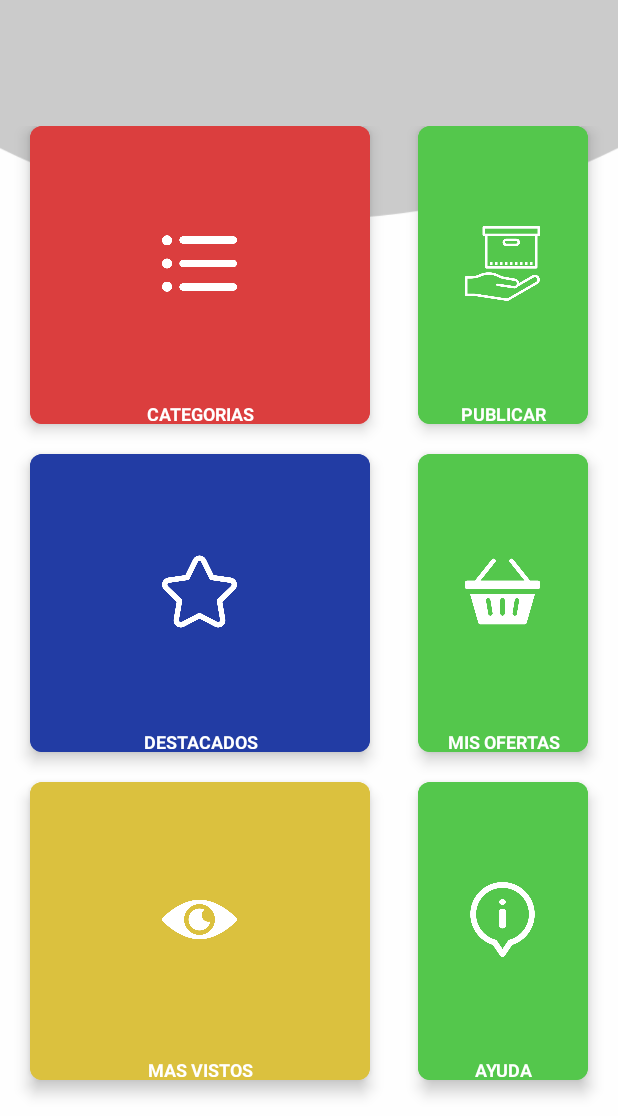
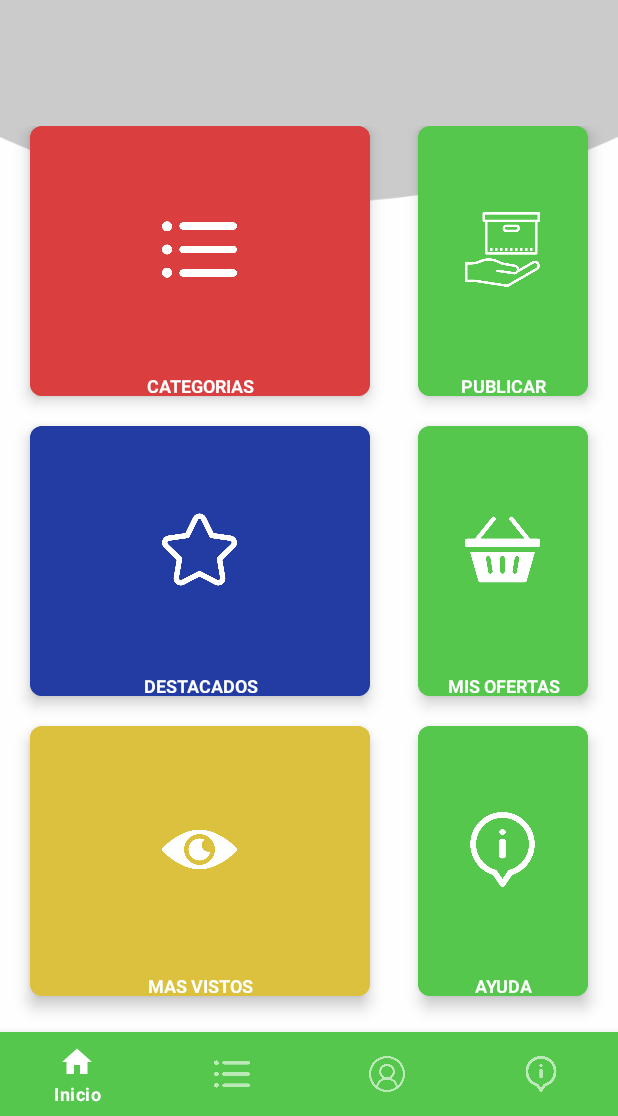
Before and after one commit to CabezasFive/Truekapp, an Android app: the screen it shows after launch (MainActivity), on a phone screen of 412 x 824 dp, the part 120-1236 px from its top. Run offline under Robolectric (Android 15) with nearby library versions, the phone set to English and light mode, and no system bars; our stand-ins replace Firebase (no records; nobody signed in at launch, a user with empty details on screens opened directly), navigation-ui.

Commit message:
Cambio de menu lateral a un BottonNavigation

```diff
--- a/app/src/main/java/com/cabezasfive/truekapp/MainActivity.java
+++ b/app/src/main/java/com/cabezasfive/truekapp/MainActivity.java
@@ -1,5 +1,6 @@
 package com.cabezasfive.truekapp;
 
+import androidx.annotation.NonNull;
 import androidx.appcompat.app.AppCompatActivity;
 import androidx.drawerlayout.widget.DrawerLayout;
 import androidx.navigation.NavController;
@@ -8,17 +9,15 @@ import androidx.navigation.ui.AppBarConfiguration;
 import androidx.navigation.ui.NavigationUI;
 
 
-
-import android.content.Intent;
-import android.content.res.Configuration;
-
 import android.os.Bundle;
 
+import android.view.MenuItem;
+import android.view.View;
 import android.widget.Button;
 import android.widget.ImageView;
 import android.widget.TextView;
 
-import com.google.android.material.navigation.NavigationView;
+import com.google.android.material.bottomnavigation.BottomNavigationView;
 import com.google.firebase.auth.FirebaseAuth;
 import com.google.firebase.database.DatabaseReference;
 import com.google.firebase.database.FirebaseDatabase;
@@ -29,7 +28,7 @@ public class MainActivity extends AppCompatActivity {
 
     // referencias a la navegacion
     DrawerLayout drawerLayout;
-    NavigationView navigationView;
+    BottomNavigationView bottomNavigationView;
 
     // Logo de usuario
     private ImageView btnUser;
@@ -54,7 +53,7 @@ public class MainActivity extends AppCompatActivity {
 
         // UI
         drawerLayout = findViewById(R.id.drawerLayout);
-        navigationView = findViewById(R.id.navView);
+        bottomNavigationView = findViewById(R.id.bottonNavView);
 
         mAppBarConfiguration = new AppBarConfiguration.Builder(
                 R.id.homeFragment, R.id.masVistosFragment)
@@ -62,8 +61,6 @@ public class MainActivity extends AppCompatActivity {
                 .build();
 
         NavController navController = Navigation.findNavController(this, R.id.fragment);
-//        NavigationUI.setupActionBarWithNavController(this, navController, mAppBarConfiguration );
-//        NavigationUI.setupWithNavController(navigationView, navController);
 
 
         logoHome=findViewById(R.id.logoToolbar);
@@ -76,7 +73,31 @@ public class MainActivity extends AppCompatActivity {
         databaseReference = FirebaseDatabase.getInstance().getReference();
         mAuth = FirebaseAuth.getInstance();
 
+        logoHome.setOnClickListener(new View.OnClickListener() {
+            @Override
+            public void onClick(View view) {
+                navController.navigate(R.id.homeFragment);
+            }
+        });
 
+
+        bottomNavigationView.setOnNavigationItemSelectedListener(new BottomNavigationView.OnNavigationItemSelectedListener() {
+            @Override
+            public boolean onNavigationItemSelected(@NonNull MenuItem item) {
+                switch (item.getItemId()){
+                    case R.id.nav_inicio:
+                        navController.navigate(R.id.homeFragment);
+                        return true;
+                    case R.id.nav_publicaciones:
+                        navController.navigate(R.id.masVistosFragment);
+                        return true;
+                    case R.id.nav_login:
+                        navController.navigate(R.id.loginFragment);
+                        return true;
+                }
+                return false;
+            }
+        });
 
 /*
         // Boton cerrar Sesion
@@ -105,174 +126,15 @@ public class MainActivity extends AppCompatActivity {
         getSupportFragmentManager().beginTransaction().add(R.id.contenido, new HomeFragment()).commit();
         setTitle("Home");
 
-        navigationView.setNavigationItemSelectedListener(this);
+
 
     }
 
 */
-        /*
-    @Override
-    public boolean onNavigationItemSelected(@NonNull MenuItem item) {
-        selectItemNav(item);
-        return true;
-    }
-
-
-    private void selectItemNav(MenuItem item) {
-
-        switch (item.getItemId()){
-            case R.id.nav_home:
-                ft = fm.beginTransaction();
-                ft.replace(R.id.contenido, new HomeFragment());
-                ft.addToBackStack(null);
-                break;
-            case R.id.nav_login:
-                ft = fm.beginTransaction();
-                ft.replace(R.id.contenido, new LoginFragment());
-                ft.addToBackStack(null);
-                break;
-            case R.id.nav_registro:
-                ft = fm.beginTransaction();
-                ft.replace(R.id.contenido, new RegistroFragment());
-                ft.addToBackStack(null);
-                break;
-            case R.id.nav_categorias:
-                ft = fm.beginTransaction();
-                ft.replace(R.id.contenido,new  CategoriasFragment());
-                ft.addToBackStack(null);
-                break;
-            case R.id.nav_destacados:
-                ft = fm.beginTransaction();
-                ft.replace(R.id.contenido,new DestacadosFragment());
-                ft.addToBackStack(null);
-                break;
-            case R.id.nav_masVistos:
-                ft = fm.beginTransaction();
-                ft.replace(R.id.contenido,new MasVistosFragment());
-                ft.addToBackStack(null);
-                break;
-            case R.id.nav_publicar:
-                if(mAuth.getCurrentUser() != null){
-                    ft = fm.beginTransaction();
-                    ft.replace(R.id.contenido,new PublicarFragment());
-                    ft.addToBackStack(null);
-                    break;
-                }else{
-                    ft = fm.beginTransaction();
-                    ft.replace(R.id.contenido, new LoginFragment());
-                    ft.addToBackStack(null);
-                    break;
-                }
-
-            case R.id.nav_ayuda:
-                Intent miIntent = new Intent(MainActivity.this, AyudaActivity.class);
-                startActivity(miIntent);
-                break;
-            case R.id.nav_pregruntasFrecuentes:
-
-                break;
-            case R.id.nav_acercaDe:
-                break;
-        }
+/*
 
 
 
-         */
-        /*
-        ft.commit();
-        setTitle(item.getTitle());
-        drawerLayout.closeDrawers();
-    }
-
-
-
-    @Override
-    public boolean onOptionsItemSelected(@NonNull MenuItem item) {
-        if(onOptionsItemSelected(item)){
-            return true;
-        }
-        return super.onOptionsItemSelected(item);
-    }
-
-
-    // Lleva al fragment home al clickear el logo en la toolbar
-    // esta asociado al imageView en el xml (onClick)
-    public void clikHome(View view){
-        ft = fm.beginTransaction();
-        ft.replace(R.id.contenido, new HomeFragment());
-        ft.commit();
-    }
-
-    // Cierra la sesion de usuario
-    // al cerrar sesion oculto el boton y limpio el nick de usuario
-    public void cerrarSesion(){
-        mAuth.signOut();
-        activarLogin();
-    }
-
-
-
-    // Metodos que son llamados desde el menu de homeFragment que inicia el fragment asociado con el cardView clickeado
-    @Override
-    public void A_Categorias() {
-        ft = fm.beginTransaction();
-        ft.replace(R.id.contenido, new CategoriasFragment());
-        ft.addToBackStack(null);
-        ft.commit();
-    }
-
-    @Override
-    public void A_Publicar() {
-        if(mAuth.getCurrentUser() != null){
-            ft = fm.beginTransaction();
-            ft.replace(R.id.contenido, new PublicarFragment());
-            ft.addToBackStack(null);
-            ft.commit();
-        }else{
-            ft = fm.beginTransaction();
-            ft.replace(R.id.contenido, new LoginFragment());
-            ft.addToBackStack(null);
-            ft.commit();
-        }
-    }
-
-    @Override
-    public void A_Destacados() {
-        ft = fm.beginTransaction();
-        ft.replace(R.id.contenido, new DestacadosFragment());
-        ft.addToBackStack(null);
-        ft.commit();
-    }
-
-    @Override
-    public void A_MisOfertas() {
-        if (mAuth.getCurrentUser() != null){
-            ft = fm.beginTransaction();
-            ft.replace(R.id.contenido, new MisOfertasFragment());
-            ft.addToBackStack(null);
-            ft.commit();
-        }else{
-            ft = fm.beginTransaction();
-            ft.replace(R.id.contenido, new LoginFragment());
-            ft.addToBackStack(null);
-            ft.commit();
-        }
-
-    }
-
-    @Override
-    public void A_MasVistos() {
-        ft = fm.beginTransaction();
-        ft.replace(R.id.contenido, new MasVistosFragment());
-        ft.addToBackStack(null);
-        ft.commit();
-    }
-
-    @Override
-    public void A_Ayuda() {
-        Intent miIntent = new Intent(MainActivity.this, AyudaActivity.class);
-        startActivity(miIntent);
-    }
 
     @Override
     public void activarCerrar() {
--- a/app/src/main/java/com/cabezasfive/truekapp/fragmentsAyuda/AyudaActivity.java
+++ b/app/src/main/java/com/cabezasfive/truekapp/fragmentsAyuda/AyudaActivity.java
@@ -52,7 +52,7 @@ public class AyudaActivity extends AppCompatActivity implements AyudaDescripcion
             puntosSlide[i]=new TextView(this);
             puntosSlide[i].setText(Html.fromHtml("&#8226;"));
             puntosSlide[i].setTextSize(35);
-            puntosSlide[i].setTextColor(getResources().getColor(R.color.colorBlancoTransparente));
+            puntosSlide[i].setTextColor(getResources().getColor(R.color.blancotransparente));
             linearPuntos.addView(puntosSlide[i]);
         }
 
--- /dev/null
+++ b/app/src/main/res/color/nav_but_colors.xml
@@ -0,0 +1,8 @@
+<?xml version="1.0" encoding="utf-8"?>
+<selector xmlns:android="http://schemas.android.com/apk/res/android">
+    <item android:color="@color/white"
+        android:state_checked="true"/>
+
+    <item android:color="@color/blancotransparente"/>
+
+</selector>
--- a/app/src/main/res/layout/activity_main.xml
+++ b/app/src/main/res/layout/activity_main.xml
@@ -8,13 +8,14 @@
     android:layout_height="match_parent"
     tools:context=".MainActivity">
 
-    <LinearLayout
+    <RelativeLayout
         android:layout_width="match_parent"
         android:layout_height="match_parent"
         android:orientation="vertical">
 
 
         <androidx.constraintlayout.widget.ConstraintLayout
+            android:id="@+id/PanelTop"
             android:layout_width="match_parent"
             android:layout_height="wrap_content"
             android:background="@color/verde"
@@ -24,7 +25,6 @@
                 android:id="@+id/logoToolbar"
                 android:layout_width="80dp"
                 android:layout_height="80dp"
-                android:onClick="clikHome"
                 android:src="@drawable/logo"
                 app:layout_constraintBottom_toBottomOf="parent"
                 app:layout_constraintEnd_toEndOf="parent"
@@ -72,7 +72,6 @@
                 app:layout_constraintTop_toBottomOf="@+id/tv_NombreUsuarioToolbar" />
 
 
-
         </androidx.constraintlayout.widget.ConstraintLayout>
 
         <fragment
@@ -80,21 +79,29 @@
             android:name="androidx.navigation.fragment.NavHostFragment"
             android:layout_width="match_parent"
             android:layout_height="match_parent"
+            android:layout_above="@+id/bottonNavView"
+            android:layout_below="@+id/PanelTop"
             app:defaultNavHost="true"
             app:navGraph="@navigation/nav_graph" />
 
+        <com.google.android.material.bottomnavigation.BottomNavigationView
+            android:id="@+id/bottonNavView"
+            android:layout_width="match_parent"
+            android:layout_height="56dp"
+            android:layout_alignParentBottom="true"
+            app:itemBackground="@color/verde"
+            app:itemIconTint="@color/nav_but_colors"
+            app:itemTextColor="@color/nav_but_colors"
+            app:layout_constraintEnd_toEndOf="parent"
+            app:layout_constraintStart_toStartOf="parent"
+            app:menu="@menu/drawer_menu">
 
-    </LinearLayout>
+        </com.google.android.material.bottomnavigation.BottomNavigationView>
 
 
-    <com.google.android.material.navigation.NavigationView
-        android:id="@+id/navView"
-        android:layout_width="wrap_content"
-        android:layout_height="match_parent"
-        android:layout_gravity="start"
-        app:menu="@menu/drawer_menu"
-        app:headerLayout="@layout/nav_header"
-        />
+    </RelativeLayout>
+
+
 
 
 </androidx.drawerlayout.widget.DrawerLayout>
--- a/app/src/main/res/menu/drawer_menu.xml
+++ b/app/src/main/res/menu/drawer_menu.xml
@@ -1,6 +1,36 @@
 <?xml version="1.0" encoding="utf-8"?>
 <menu xmlns:android="http://schemas.android.com/apk/res/android">
 
+    <item
+        android:id="@+id/nav_inicio"
+        android:title="Inicio"
+        android:icon="@drawable/ic_home_24"
+        />
+
+    <item
+        android:id="@+id/nav_publicaciones"
+        android:title="Publicaciones"
+        android:icon="@drawable/b_lista"
+        />
+
+    <item
+        android:id="@+id/nav_login"
+        android:title="Ingresar"
+        android:icon="@drawable/user"
+        />
+
+    <item
+        android:id="@+id/nav_ayuda"
+        android:title="Ayuda"
+        android:icon="@drawable/b_informacion"
+        />
+
+
+
+
+
+
+    <!--
     <group android:checkableBehavior="single">
 
         <item
@@ -85,5 +115,5 @@
             </group>
         </menu>
     </item>
-
+-->
 </menu>
--- a/app/src/main/res/navigation/nav_graph.xml
+++ b/app/src/main/res/navigation/nav_graph.xml
@@ -31,9 +31,6 @@
         android:label="fragment_login"
         tools:layout="@layout/fragment_login" >
         <action
-            android:id="@+id/action_loginFragment_to_registroFragment"
-            app:destination="@id/registroFragment" />
-        <action
             android:id="@+id/action_loginFragment_to_homeFragment"
             app:destination="@id/homeFragment" />
     </fragment>
@@ -47,6 +44,9 @@
             app:destination="@id/loginFragment" />
         <action
             android:id="@+id/action_registroFragment_to_homeFragment"
+            app:destination="@id/homeFragment" />
+        <action
+            android:id="@+id/action_registroFragment_to_homeFragment2"
             app:destination="@id/homeFragment" />
     </fragment>
     <fragment
--- a/app/src/main/res/values/colors.xml
+++ b/app/src/main/res/values/colors.xml
@@ -14,7 +14,7 @@
     <color name="amarillo">#DBC13E</color>
     <color name="gris">#CBCBCB </color>
 
-    <color name="colorBlancoTransparente">#cccccc</color>
+    <color name="blancotransparente">#99FFFFFF</color>
     <color name="rojointenso">#F31818</color>
     <color name="amarillointenso">#E8B10E</color>
     <color name="verdeFondo">#54C74C</color>
```
